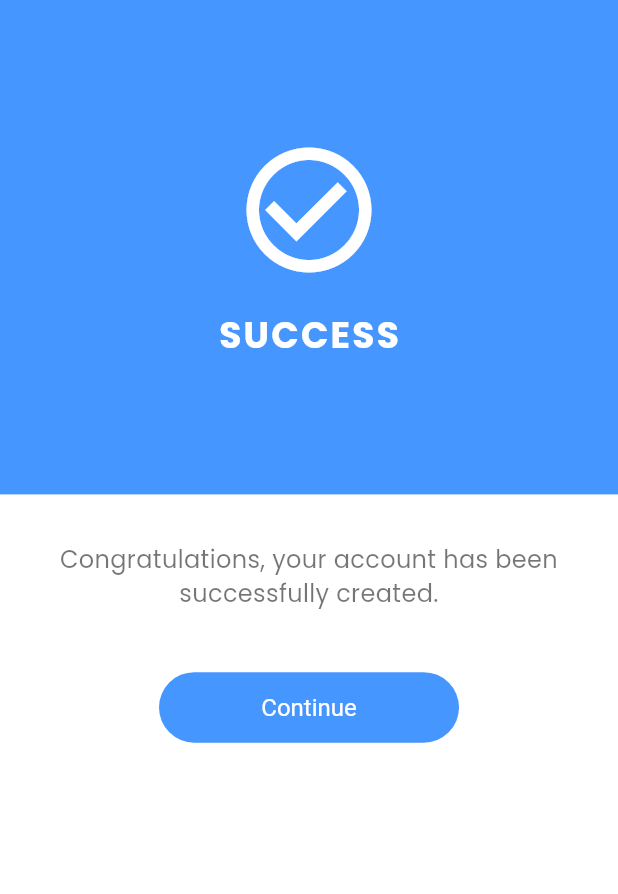
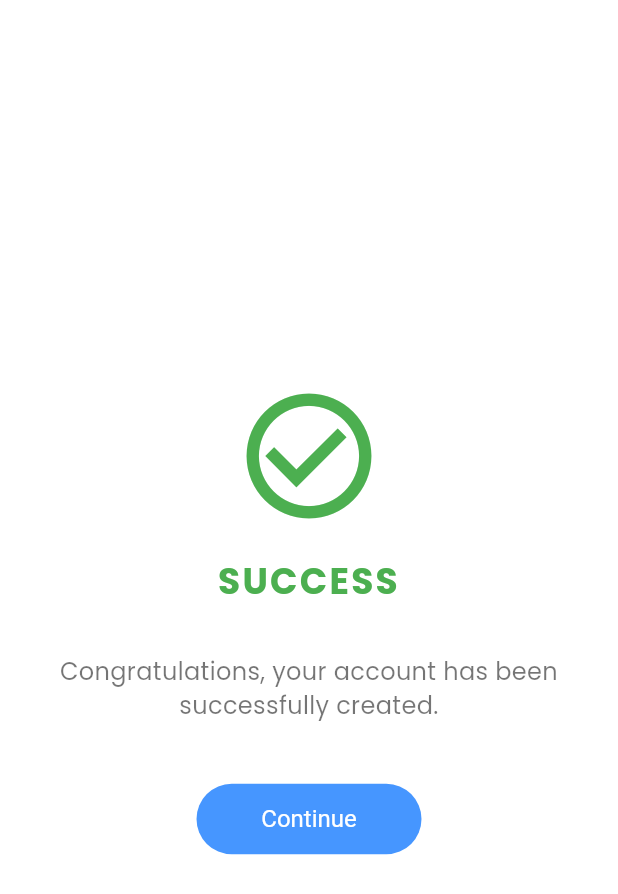
Before and after one commit to pradelmerlyn/profile_registration, a Flutter app: the LandingScreen screen opened directly, on a phone screen of 412 x 824 dp. Shown: the top 894 px of the screen. Run offline on Flutter 3.47's test engine with Material 3 defaults, Android fonts, the light colour scheme and no system bars; our stand-ins replace google_fonts, loading_animation_widget.

Commit message:
update landing page

```diff
--- a/lib/screens/registration/landing_screen.dart
+++ b/lib/screens/registration/landing_screen.dart
@@ -24,33 +24,27 @@ class _LandingScreenState extends State<LandingScreen> {
     return Scaffold(
       backgroundColor: Colors.white,
       body: Column(
-        children: [
-          // Green header
-          Container(
-            color: const Color.fromRGBO(70, 150, 255, 1),
-            width: double.infinity,
-            height: MediaQuery.of(context).size.height * 0.4,
-            child: Column(
+        crossAxisAlignment: CrossAxisAlignment.stretch,
         mainAxisAlignment: MainAxisAlignment.center,
         children: [
           const Icon(
             Icons.check_circle_outline,
             size: 100,
-                  color: Colors.white,
+            color: Colors.green,
           ),
           const SizedBox(height: 16),
-                Text(
+          const Text(
             'SUCCESS',
             style: TextStyle(
               fontSize: 24,
               fontWeight: FontWeight.bold,
-                    color: _themeData!.colorScheme.onPrimary,
+              color: Colors.green,
               letterSpacing: 1.5,
+
             ),
+            textAlign: TextAlign.center,
           ),
-              ],
-            ),
-          ),
+
 
           const SizedBox(height: 32),
 
@@ -69,10 +63,11 @@ class _LandingScreenState extends State<LandingScreen> {
 
           const SizedBox(height: 40),
 
-          CustomRoundedButton(
+          Center(
+            child: CustomRoundedButton(
               label: 'Continue',
-            useFullWidth: false,
-            width: 200,
+              width: 150, // this controls the size
+              useFullWidth: false, // or just explicitly turn off full width
               onPressed: () {
                 SystemChannels.textInput.invokeMethod('TextInput.hide');
                 Navigator.push(
@@ -82,9 +77,10 @@ class _LandingScreenState extends State<LandingScreen> {
                   ),
                 );
               },
-            backgroundColor: _themeData!.colorScheme.primary, // blue background
-            foregroundColor: _themeData!.colorScheme.onPrimary, // white text
+              backgroundColor: _themeData!.colorScheme.primary,
+              foregroundColor: _themeData!.colorScheme.onPrimary,
             ),
+          )
         ],
       ),
     );
```
Also changed, not shown: lib/screens/registration/registration_screen.dart (+33 -5 lines). Lines whose indentation alone changed are shown as unchanged.
